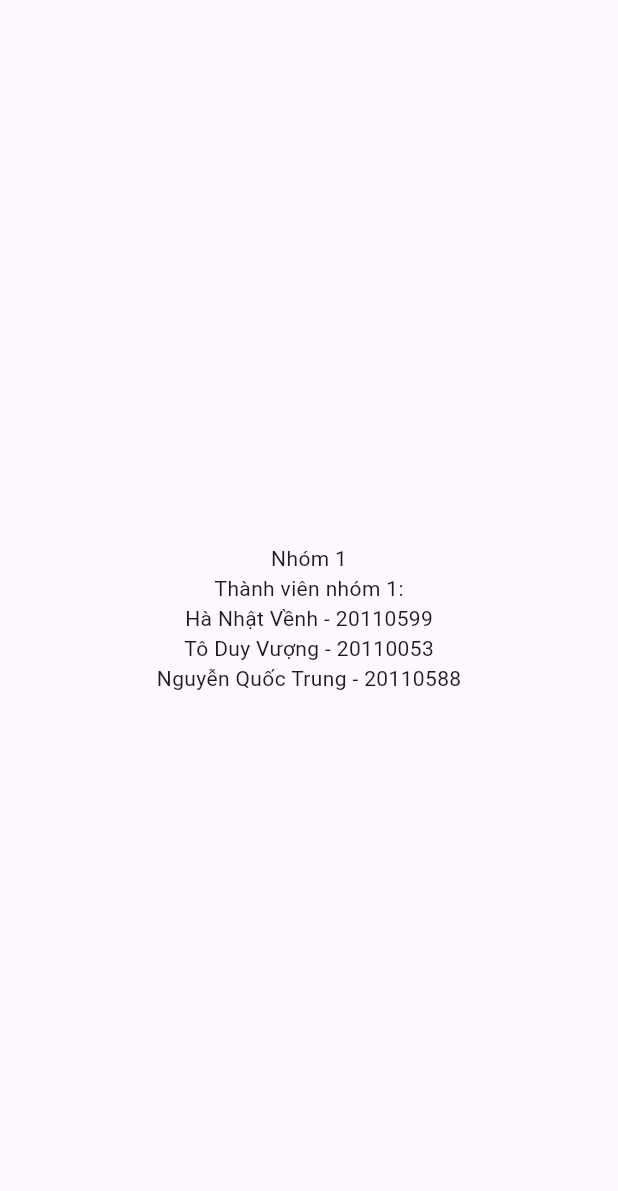
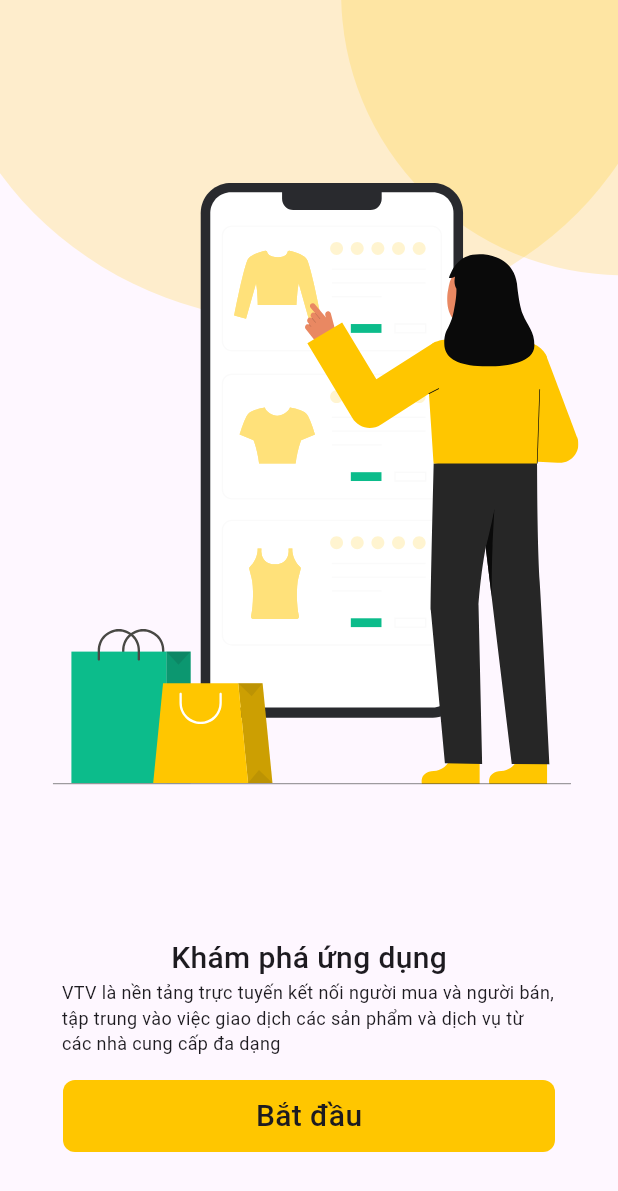
Before and after one commit to venhdev/flutter_vtv, a Flutter app: the screen it shows after launch, on a phone screen of 412 x 824 dp. Shown: the top 1191 px of the screen. Run offline on Flutter 3.47's test engine with Material 3 defaults, Android fonts, the phone set to English and light mode, and no system bars; our stand-ins replace flutter_native_splash, flutter_svg, get_it, go_router, injectable, shared_preferences.

Commit message:
added flash screen

```diff
--- a/lib/app.dart
+++ b/lib/app.dart
@@ -1,6 +1,8 @@
 import 'package:flutter/material.dart';
+import 'package:provider/provider.dart';
 
 import 'config/routes/app_routes.dart';
+import 'config/themes/theme_provider.dart';
 
 class VTVApp extends StatelessWidget {
   const VTVApp({super.key});
@@ -16,7 +18,7 @@ class VTVApp extends StatelessWidget {
       // ),
       // home: const HomePage(title: 'Flutter Demo Home Page'),
       routerConfig: AppRoutes.router,
-      theme: ThemeData.light(),
+      theme: Provider.of<ThemeProvider>(context).themeData,
     );
   }
 }
--- /dev/null
+++ b/lib/app_state.dart
@@ -0,0 +1,20 @@
+import 'package:flutter/material.dart';
+import 'package:flutter_vtv/core/services/shared_preferences_service.dart';
+
+class AppState extends ChangeNotifier {
+  AppState(
+    this._isStarted,
+    this._pref,
+  );
+
+  bool _isStarted;
+  bool get isStarted => _isStarted;
+
+  final SharedPreferencesService _pref;
+
+  Future<void> started() async {
+    _isStarted = false;
+    await _pref.setStarted(false);
+    notifyListeners();
+  }
+}
--- a/lib/config/routes/app_routes.dart
+++ b/lib/config/routes/app_routes.dart
@@ -6,7 +6,7 @@ import '../../page/home_page.dart';
 
 class AppRoutes {
   static GoRouter router = GoRouter(
-    initialLocation: '/intro',
+    initialLocation: '/',
     routes: <RouteBase>[
       GoRoute(
         path: '/',
--- /dev/null
+++ b/lib/config/themes/dark_theme.dart
@@ -0,0 +1,6 @@
+import 'package:flutter/material.dart';
+
+ThemeData darkTheme = ThemeData(
+  brightness: Brightness.dark,
+  colorSchemeSeed: Colors.blue,
+);
--- /dev/null
+++ b/lib/config/themes/light_theme.dart
@@ -0,0 +1,6 @@
+import 'package:flutter/material.dart';
+
+ThemeData lightTheme = ThemeData(
+  brightness: Brightness.light,
+  colorSchemeSeed: Colors.blue,
+);
--- /dev/null
+++ b/lib/config/themes/theme_provider.dart
@@ -0,0 +1,14 @@
+import 'package:flutter/material.dart';
+
+class ThemeProvider extends ChangeNotifier {
+  ThemeData _themeData = ThemeData.light();
+  bool _isDarkMode = false;
+
+  ThemeData get themeData => _themeData;
+
+  void toggleTheme() {
+    _isDarkMode = !_isDarkMode;
+    _themeData = _isDarkMode ? ThemeData.dark() : ThemeData.light();
+    notifyListeners();
+  }
+}
--- a/lib/page/home_page.dart
+++ b/lib/page/home_page.dart
@@ -1,10 +1,18 @@
 import 'package:flutter/material.dart';
+import 'package:flutter_vtv/page/intro_page.dart';
+import 'package:provider/provider.dart';
+
+import '../app_state.dart';
 
 class HomePage extends StatelessWidget {
   const HomePage({super.key});
 
   @override
   Widget build(BuildContext context) {
+    return Consumer<AppState>(builder: (context, appState, _) {
+      if (appState.isStarted == true) {
+        return const IntroPage();
+      }
       return Scaffold(
         appBar: AppBar(
           backgroundColor: Theme.of(context).colorScheme.inversePrimary,
@@ -14,5 +22,6 @@ class HomePage extends StatelessWidget {
           child: Text('Hi there! This is the home page.'),
         ),
       );
+    });
   }
 }
--- a/lib/page/intro_page.dart
+++ b/lib/page/intro_page.dart
@@ -1,41 +1,70 @@
-import 'dart:async';
+import 'package:flutter/material.dart';
+import 'package:flutter_svg/flutter_svg.dart';
+import 'package:provider/provider.dart';
 
-import 'package:flutter/material.dart';
-import 'package:go_router/go_router.dart';
+import '../app_state.dart';
 
-class IntroPage extends StatefulWidget {
+class IntroPage extends StatelessWidget {
   const IntroPage({super.key});
 
   @override
-  State<IntroPage> createState() => _IntroPageState();
-}
-
-class _IntroPageState extends State<IntroPage> {
-  @override
-  void initState() {
-    super.initState();
-
-    Timer(
-      const Duration(seconds: 10),
-      () => context.go('/'),
-    );
-  }
-
-  @override
   Widget build(BuildContext context) {
-    return const Scaffold(
-      body: Center(
-        child: Column(
-          crossAxisAlignment: CrossAxisAlignment.center,
-          mainAxisAlignment: MainAxisAlignment.center,
-          children: [
-            Text('Nhóm 1'),
-            Text('Thành viên nhóm 1:'),
-            Text('Hà Nhật Vềnh - 20110599'),
-            Text('Tô Duy Vượng - 20110053'),
-            Text('Nguyễn Quốc Trung - 20110588'),
-          ],
-        ),
+    return Scaffold(
+      body: Stack(
+        fit: StackFit.expand,
+        children: [
+          SvgPicture.asset(
+            alignment: Alignment.topCenter,
+            fit: BoxFit.fitWidth,
+            'assets/images/intro_background.svg',
+            semanticsLabel: 'Decorative background',
+          ),
+          Align(
+            alignment: Alignment.bottomCenter,
+            child: SizedBox(
+              height: 200,
+              width: MediaQuery.of(context).size.width * 0.8,
+              child: Column(
+                children: [
+                  const Text(
+                    "Khám phá ứng dụng",
+                    style: TextStyle(
+                      fontSize: 20,
+                      fontWeight: FontWeight.w500,
+                    ),
+                  ),
+                  const Text(
+                    "VTV là nền tảng trực tuyến kết nối người mua và người bán, tập trung vào việc giao dịch các sản phẩm và dịch vụ từ các nhà cung cấp đa dạng",
+                    style: TextStyle(
+                      fontSize: 12,
+                      fontWeight: FontWeight.w400,
+                    ),
+                  ),
+                  const SizedBox(height: 16),
+                  GestureDetector(
+                    onTap: () async => await Provider.of<AppState>(context, listen: false).started(),
+                    child: Container(
+                      width: 328,
+                      height: 48,
+                      decoration: BoxDecoration(
+                        borderRadius: BorderRadius.circular(8),
+                        color: const Color(0xffffc600),
+                      ),
+                      alignment: Alignment.center,
+                      child: const Text(
+                        "Bắt đầu",
+                        style: TextStyle(
+                          fontSize: 20,
+                          fontWeight: FontWeight.w500,
+                        ),
+                      ),
+                    ),
+                  )
+                ],
+              ),
+            ),
+          ),
+        ],
       ),
     );
   }
```
Also changed, not shown: flutter_native_splash.yaml (added, +144 -0 lines), lib/core/services/locator_service.dart (added, +19 -0 lines), lib/core/services/shared_preferences_service.dart (added, +37 -0 lines), lib/main.dart (+28 -2 lines), pubspec.yaml (+18 -11 lines), assets/images/android12splash.png (added), assets/images/background.png (added), assets/images/intro_background.svg (added), assets/images/vtv.png (added), lib/core/services/locator_service.config.dart (added), pubspec.lock, 41 other files. Lines whose indentation alone changed are shown as unchanged.
